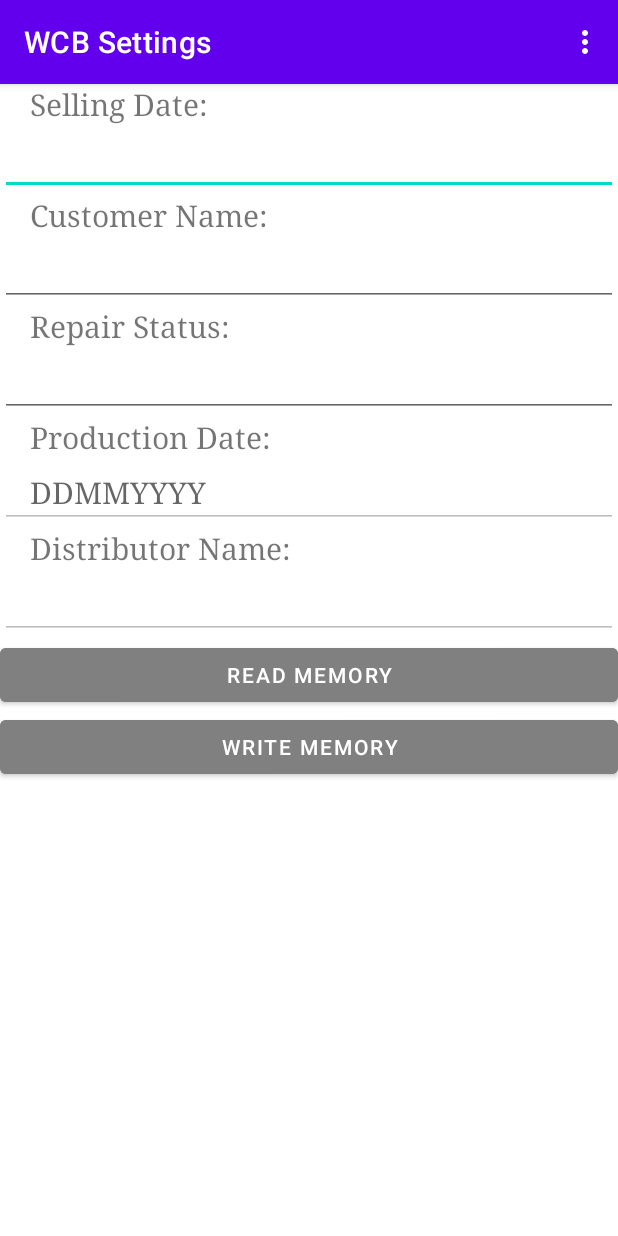
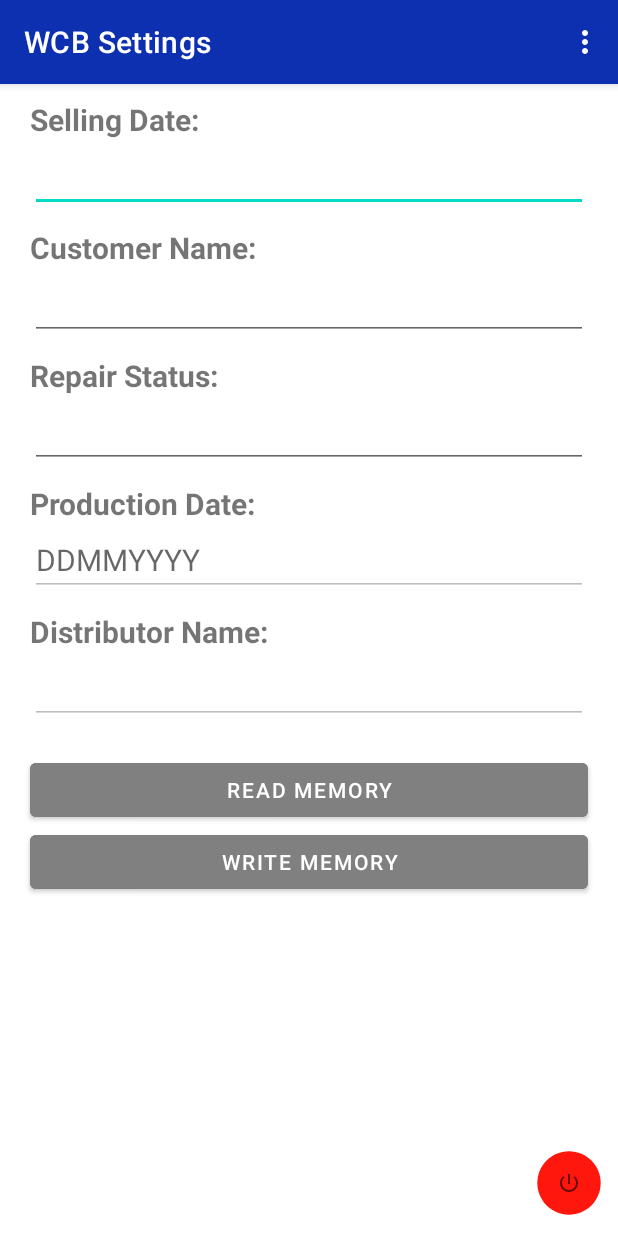
Before and after one commit to EumundDK/WCB_Settings, an Android app: the DetailsActivity screen opened directly, with no data from a screen before it, on a phone screen of 412 x 824 dp. Run offline under Robolectric (Android 15) with nearby library versions, the phone set to English and light mode, and no system bars; 1 statement that could not run was skipped.

Commit message:
update #1

```diff
--- a/app/src/main/java/com/example/wcbsettings/DetailsActivity.java
+++ b/app/src/main/java/com/example/wcbsettings/DetailsActivity.java
@@ -14,6 +14,7 @@ import android.text.InputFilter;
 import android.util.Log;
 import android.view.Menu;
 import android.view.MenuItem;
+import android.view.View;
 import android.widget.Button;
 import android.widget.EditText;
 import android.widget.Toast;
@@ -64,6 +65,9 @@ public class DetailsActivity extends AppCompatActivity implements TagDiscovery.o
     byte[] distributorNameByte = new byte[16];
 
     private byte[] mPassword = {0,0,0,0,0,0,0,0};
+
+    public void exitApp(View view) { finish();
+    }
 
 
     enum Action {
--- a/app/src/main/java/com/example/wcbsettings/MainActivity.java
+++ b/app/src/main/java/com/example/wcbsettings/MainActivity.java
@@ -62,6 +62,9 @@ public class MainActivity extends AppCompatActivity implements TagDiscovery.onTa
 
     static final int RF_CONFIG_PASSWORD = 0;
     static final int EH_MODE = 2;
+
+    public void exitApp(View view) { finish();
+    }
 
     enum Action {
         ENABLE_EH,
--- /dev/null
+++ b/app/src/main/res/drawable-v24/ic_baseline_circle_red_12.xml
@@ -0,0 +1,5 @@
+<vector android:height="8dp" android:tint="#FF160C"
+    android:viewportHeight="24" android:viewportWidth="24"
+    android:width="8dp" xmlns:android="http://schemas.android.com/apk/res/android">
+    <path android:fillColor="@android:color/white" android:pathData="M12,2C6.47,2 2,6.47 2,12s4.47,10 10,10 10,-4.47 10,-10S17.53,2 12,2z"/>
+</vector>
--- /dev/null
+++ b/app/src/main/res/drawable-v24/ic_baseline_power_settings_new_16.xml
@@ -0,0 +1,5 @@
+<vector android:height="16dp" android:tint="?attr/colorControlNormal"
+    android:viewportHeight="24" android:viewportWidth="24"
+    android:width="16dp" xmlns:android="http://schemas.android.com/apk/res/android">
+    <path android:fillColor="@android:color/white" android:pathData="M13,3h-2v10h2L13,3zM17.83,5.17l-1.42,1.42C17.99,7.86 19,9.81 19,12c0,3.87 -3.13,7 -7,7s-7,-3.13 -7,-7c0,-2.19 1.01,-4.14 2.58,-5.42L6.17,5.17C4.23,6.82 3,9.26 3,12c0,4.97 4.03,9 9,9s9,-4.03 9,-9c0,-2.74 -1.23,-5.18 -3.17,-6.83z"/>
+</vector>
--- a/app/src/main/res/layout/activity_details.xml
+++ b/app/src/main/res/layout/activity_details.xml
@@ -9,17 +9,19 @@
     <LinearLayout
         android:id="@+id/uidLayout"
         android:layout_width="match_parent"
-        android:layout_height="wrap_content"
-        android:orientation="vertical">
+        android:layout_height="match_parent"
+        android:orientation="vertical"
+        android:layout_marginTop="10dp">
 
         <TextView
             android:id="@+id/sellingDateText"
             android:layout_width="match_parent"
             android:layout_height="wrap_content"
             android:text="Selling Date:"
+            android:textStyle="bold"
             android:textSize="20sp"
-            android:typeface="serif"
-            android:paddingStart="20dp"
+            android:layout_marginStart="20dp"
+            android:layout_marginEnd="20dp"
             android:paddingEnd="20dp"/>
 
         <EditText
@@ -30,8 +32,8 @@
             android:textSize="20sp"
             android:inputType="datetime"
             android:maxLength="8"
-            android:typeface="serif"
-            android:paddingStart="20dp"
+            android:layout_marginStart="20dp"
+            android:layout_marginEnd="20dp"
             android:paddingEnd="20dp"/>
 
         <TextView
@@ -39,9 +41,11 @@
             android:layout_width="match_parent"
             android:layout_height="wrap_content"
             android:text="Customer Name:"
+            android:textStyle="bold"
+            android:layout_marginTop="10dp"
             android:textSize="20sp"
-            android:typeface="serif"
-            android:paddingStart="20dp"
+            android:layout_marginStart="20dp"
+            android:layout_marginEnd="20dp"
             android:paddingEnd="20dp"/>
 
         <EditText
@@ -51,18 +55,20 @@
             android:text=""
             android:textSize="20sp"
             android:maxLength="16"
-            android:typeface="serif"
-            android:paddingStart="20dp"
+            android:layout_marginStart="20dp"
+            android:layout_marginEnd="20dp"
             android:paddingEnd="20dp"/>
 
         <TextView
             android:id="@+id/repairStatusText"
             android:layout_width="match_parent"
             android:layout_height="wrap_content"
+            android:layout_marginTop="10dp"
             android:text="Repair Status:"
+            android:textStyle="bold"
             android:textSize="20sp"
-            android:typeface="serif"
-            android:paddingStart="20dp"
+            android:layout_marginStart="20dp"
+            android:layout_marginEnd="20dp"
             android:paddingEnd="20dp"/>
 
         <EditText
@@ -72,18 +78,20 @@
             android:text=""
             android:textSize="20sp"
             android:maxLength="16"
-            android:typeface="serif"
-            android:paddingStart="20dp"
+            android:layout_marginStart="20dp"
+            android:layout_marginEnd="20dp"
             android:paddingEnd="20dp"/>
 
         <TextView
             android:id="@+id/productionDateText"
             android:layout_width="match_parent"
             android:layout_height="wrap_content"
+            android:layout_marginTop="10dp"
             android:text="Production Date:"
+            android:textStyle="bold"
             android:textSize="20sp"
-            android:typeface="serif"
-            android:paddingStart="20dp"
+            android:layout_marginStart="20dp"
+            android:layout_marginEnd="20dp"
             android:paddingEnd="20dp"/>
 
         <EditText
@@ -95,23 +103,25 @@
             android:textSize="20sp"
             android:inputType="datetime"
             android:maxLength="8"
-            android:typeface="serif"
             android:clickable="false"
             android:longClickable="false"
             android:focusable="false"
             android:focusableInTouchMode="false"
             android:enabled="false"
-            android:paddingStart="20dp"
+            android:layout_marginStart="20dp"
+            android:layout_marginEnd="20dp"
             android:paddingEnd="20dp"/>
 
         <TextView
             android:id="@+id/distributorNameText"
             android:layout_width="match_parent"
             android:layout_height="wrap_content"
+            android:layout_marginTop="10dp"
             android:text="Distributor Name:"
+            android:textStyle="bold"
             android:textSize="20sp"
-            android:typeface="serif"
-            android:paddingStart="20dp"
+            android:layout_marginStart="20dp"
+            android:layout_marginEnd="20dp"
             android:paddingEnd="20dp"/>
 
         <EditText
@@ -121,13 +131,13 @@
             android:text=""
             android:textSize="20sp"
             android:maxLength="16"
-            android:typeface="serif"
             android:clickable="false"
             android:longClickable="false"
             android:focusable="false"
             android:focusableInTouchMode="false"
             android:enabled="false"
-            android:paddingStart="20dp"
+            android:layout_marginStart="20dp"
+            android:layout_marginEnd="20dp"
             android:paddingEnd="20dp"/>
 
         <Button
@@ -135,13 +145,37 @@
             android:layout_width="match_parent"
             android:layout_height="wrap_content"
             android:backgroundTint="@color/grey"
-            android:text="READ MEMORY"/>
+            android:text="READ MEMORY"
+            android:layout_marginTop="20dp"
+            android:layout_marginStart="20dp"
+            android:layout_marginEnd="20dp"/>
         <Button
             android:id="@+id/writeMemoryBtn"
             android:layout_width="match_parent"
             android:layout_height="wrap_content"
             android:backgroundTint="@color/grey"
-            android:text="WRITE MEMORY" />
+            android:text="WRITE MEMORY"
+            android:layout_marginStart="20dp"
+            android:layout_marginEnd="20dp"/>
+
+        <androidx.constraintlayout.widget.ConstraintLayout
+            android:layout_width="match_parent"
+            android:layout_height="match_parent">
+
+            <ImageButton
+                android:id="@+id/imageButton"
+                android:layout_width="8mm"
+                android:layout_height="8mm"
+                android:background="@drawable/ic_baseline_circle_red_12"
+                android:onClick="exitApp"
+                android:layout_marginBottom="10dp"
+                app:layout_constraintBottom_toBottomOf="parent"
+                app:layout_constraintEnd_toEndOf="parent"
+                app:layout_constraintHorizontal_bias="0.98"
+                app:layout_constraintStart_toStartOf="parent"
+                app:srcCompat="@drawable/ic_baseline_power_settings_new_16" />
+
+        </androidx.constraintlayout.widget.ConstraintLayout>
 
     </LinearLayout>
 
--- a/app/src/main/res/values-night/themes.xml
+++ b/app/src/main/res/values-night/themes.xml
@@ -1,9 +1,9 @@
 <resources xmlns:tools="http://schemas.android.com/tools">
     <!-- Base application theme. -->
-    <style name="Theme.WCBSettings" parent="Theme.MaterialComponents.DayNight.DarkActionBar">
+    <style name="Theme.WCBSettings" parent="Theme.MaterialComponents.Light.DarkActionBar">
         <!-- Primary brand color. -->
-        <item name="colorPrimary">@color/purple_200</item>
-        <item name="colorPrimaryVariant">@color/purple_700</item>
+        <item name="colorPrimary">@color/dark_blue</item>
+        <item name="colorPrimaryVariant">@color/dark_blue</item>
         <item name="colorOnPrimary">@color/black</item>
         <!-- Secondary brand color. -->
         <item name="colorSecondary">@color/teal_200</item>
--- a/app/src/main/res/values/themes.xml
+++ b/app/src/main/res/values/themes.xml
@@ -1,9 +1,9 @@
 <resources xmlns:tools="http://schemas.android.com/tools">
     <!-- Base application theme. -->
-    <style name="Theme.WCBSettings" parent="Theme.MaterialComponents.DayNight.DarkActionBar">
+    <style name="Theme.WCBSettings" parent="Theme.MaterialComponents.Light.DarkActionBar">
         <!-- Primary brand color. -->
-        <item name="colorPrimary">@color/purple_500</item>
-        <item name="colorPrimaryVariant">@color/purple_700</item>
+        <item name="colorPrimary">@color/dark_blue</item>
+        <item name="colorPrimaryVariant">@color/dark_blue</item>
         <item name="colorOnPrimary">@color/white</item>
         <!-- Secondary brand color. -->
         <item name="colorSecondary">@color/teal_200</item>
```
Also changed, not shown: app/src/main/AndroidManifest.xml (+8 -4 lines), app/src/main/res/layout/activity_main.xml (+62 -11 lines), app/src/main/res/drawable/wcbsetting.png (added).
